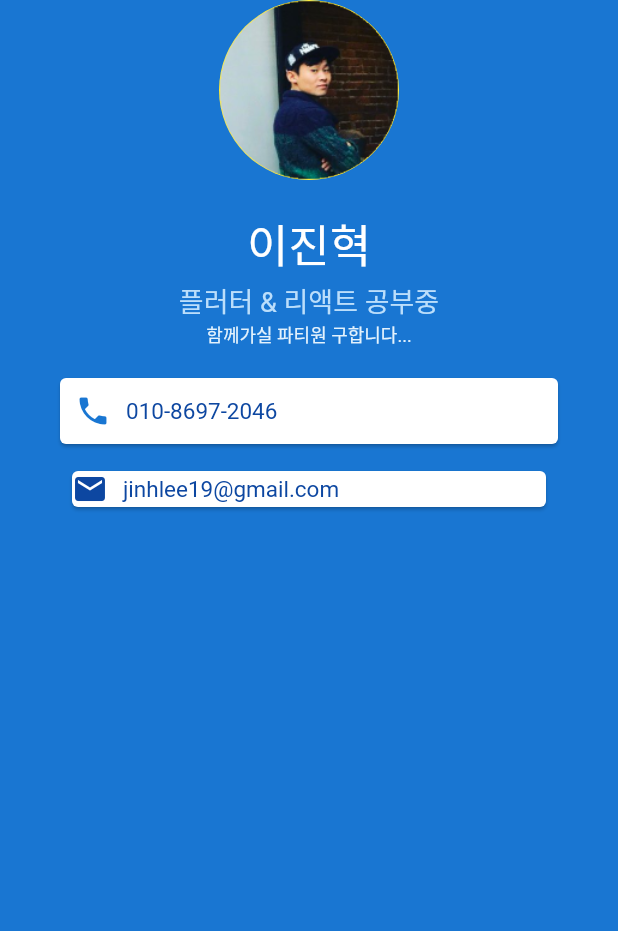
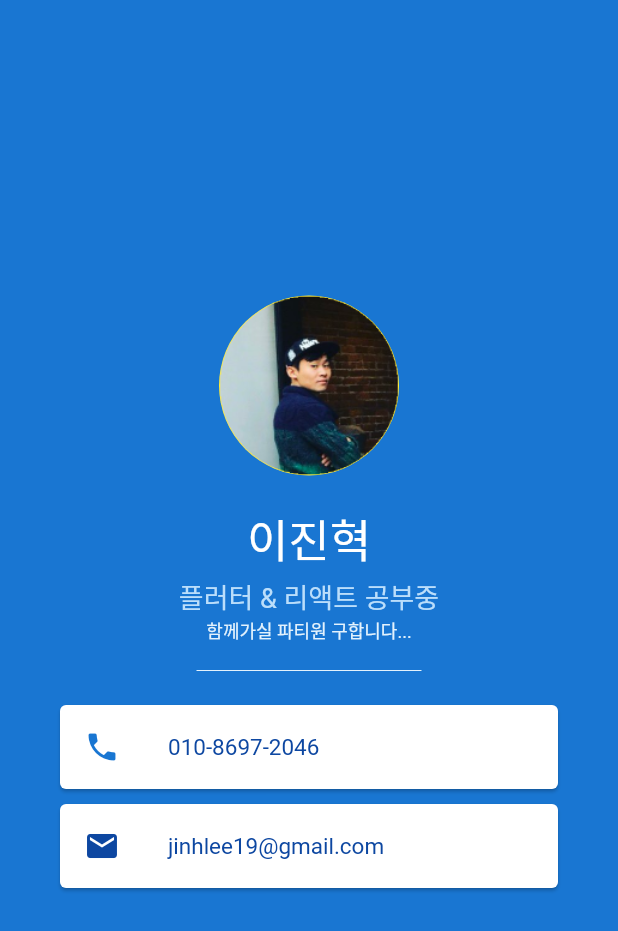
Before and after one commit to jinhlee19/flutter-playground, a Flutter app: the screen it shows after launch, on a phone screen of 412 x 824 dp. Shown: the top 931 px of the screen. Run offline on Flutter 3.47's test engine with Material 2 defaults, Android fonts, the light colour scheme and no system bars; Roboto replaces fonts that are missing (Cafe24SsurroundAir).

Commit message:
Card & ListTile Widgets End - ListTile

```diff
--- a/mi_card/lib/main.dart
+++ b/mi_card/lib/main.dart
@@ -10,13 +10,17 @@ class MyApp extends StatelessWidget {
       home: Scaffold(
         backgroundColor: Colors.blue.shade700,
         body: SafeArea(
-          child: Column(children: <Widget>[
+          child: Padding(
+            padding: const EdgeInsets.fromLTRB(0, 0, 0, 30),
+            child: Column(
+                mainAxisAlignment: MainAxisAlignment.center,
+                children: <Widget>[
                   CircleAvatar(
                     radius: 60,
                     backgroundColor: Colors.yellow,
                     // backgroundImage: NetworkImage("https://via.placeholder.com/100"),
                     backgroundImage: AssetImage('images/avatar.png'),
-            ),
+                  ), // CircleAvatar
                   SizedBox(
                     height: 20,
                   ),
@@ -27,79 +31,73 @@ class MyApp extends StatelessWidget {
                       fontSize: 30,
                       color: Colors.white,
                     ), // Text Style
-            ),
+                  ), // Text
                   SizedBox(
                     height: 3,
-            ), // Text
+                  ), // SizedBox
                   Text(
                     "플러터 & 리액트 공부중",
                     style: TextStyle(
                       fontFamily: 'Cafe24SsurroundAir',
                       fontSize: 18,
                       color: Colors.blue.shade100,
-              ), // Text Style
-            ),
+                    ), // TextStyle
+                  ), // Text
                   Text(
                     "함께가실 파티원 구합니다...",
                     style: TextStyle(
                       fontFamily: 'Cafe24SsurroundAir',
                       fontSize: 12,
                       color: Colors.blue.shade50,
-              ), // Text Style
+                    ), // TextStyle
                   ), // Text
+                  Padding(
+                    padding: const EdgeInsets.all(8.0),
+                    child: SizedBox(
+                      height: 20.0,
+                      width: 150,
+                      child: Divider(
+                        color: Colors.blue.shade50,
+                      ),
+                    ),
+                  ),
                   Card(
                     color: Colors.white,
-              margin: EdgeInsets.fromLTRB(40, 20, 40, 5),
-              child: Padding(
-                padding: EdgeInsets.all(10),
-                child: Row(
-                  children: [
-                    Icon(
+                    margin: EdgeInsets.symmetric(vertical: 5, horizontal: 40),
+                    child: ListTile(
+                      leading: Icon(
                         Icons.phone,
                         color: Colors.blue.shade700,
-                    ),
-                    SizedBox(
-                      width: 10,
-                    ),
-                    Text(
+                      ), // Icon
+                      title: Text(
                         "010-8697-2046",
                         style: TextStyle(
                           color: Colors.blue.shade900,
                           fontFamily: 'Cafe24SsurroundAir',
                           fontSize: 15,
-                      ),
-                    ),
-                  ],
-                ),
-              ),
-            ),
-            Padding(
-              padding: const EdgeInsets.all(8.0),
-              child: Card(
-                color: Colors.white,
+                        ), // TextStyle
+                      ), // Text
+                    ), //List Tile
+                  ), // Card
+                  Card(
                     margin: EdgeInsets.symmetric(vertical: 5, horizontal: 40),
-                child: Row(
-                  children: [
-                    Icon(
+                    child: ListTile(
+                      leading: Icon(
                         Icons.email,
                         color: Colors.blue.shade900,
-                    ),
-                    SizedBox(
-                      width: 10,
-                    ),
-                    Text(
+                      ), // Icon
+                      title: Text(
                         "jinhlee19@gmail.com",
                         style: TextStyle(
                           color: Colors.blue.shade900,
                           fontFamily: 'Cafe24SsurroundAir',
                           fontSize: 15,
-                      ),
-                    )
-                  ],
-                ),
-              ),
-            )
-          ]), // Widget, Column
+                        ), //TextStyle
+                      ), // Text
+                    ), //ListTile
+                  ), //Card
+                ]),
+          ), // Widget, Column
         ), // SafeArea
       ), // Scaffold
     ); // Material App
```
Lines whose indentation alone changed are shown as unchanged.
